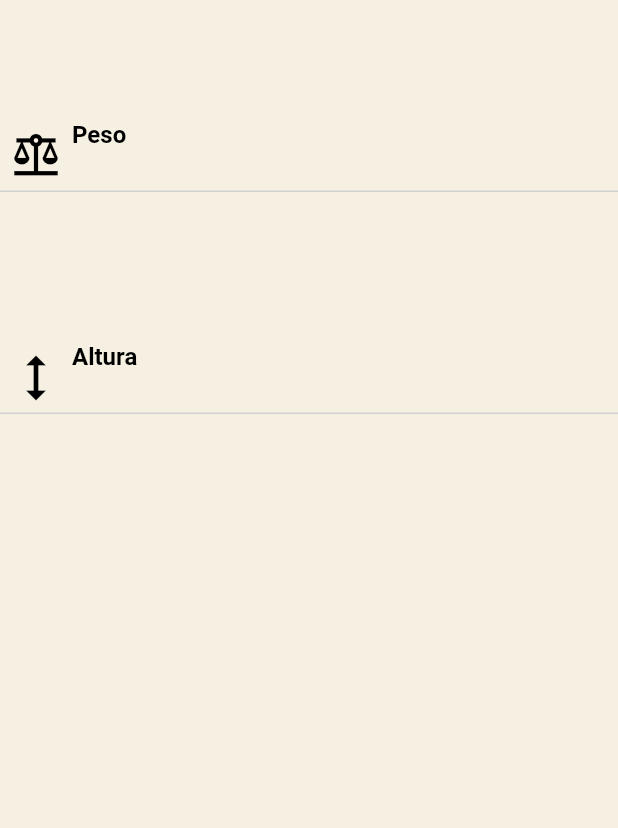
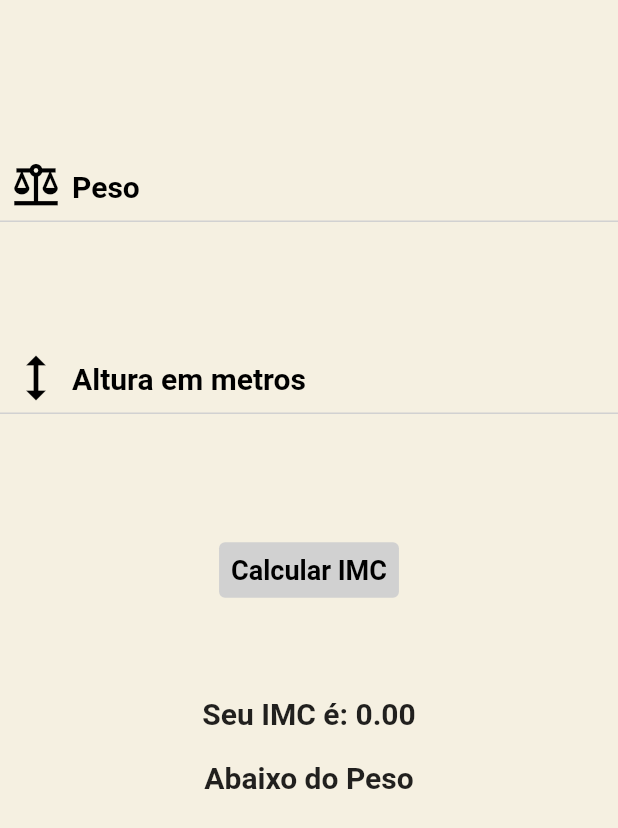
Before and after one commit to luizbahl/Calculadora_imc-flutter, a Flutter app: the CalculaImc screen opened directly, on a phone screen of 412 x 824 dp. Shown: the top 828 px of the screen. Run offline on Flutter 3.47's test engine with Material 2 defaults, Android fonts, the phone set to English and light mode, and no system bars; our stand-ins replace google_fonts; Roboto replaces fonts that are missing (Amita, Lugrasimo).

Commit message:
Criando função IMC e ajustes da calculaIMC_page

```diff
--- a/lib/pages/calcula_imc.dart
+++ b/lib/pages/calcula_imc.dart
@@ -1,4 +1,5 @@
 import 'package:flutter/material.dart';
+import 'package:google_fonts/google_fonts.dart';
 
 class CalculaImc extends StatefulWidget {
   const CalculaImc({Key? key}) : super(key: key);
@@ -8,6 +9,37 @@ class CalculaImc extends StatefulWidget {
 }
 
 class _CalculaImcState extends State<CalculaImc> {
+  var pesoController = TextEditingController(text: "");
+  var alturaController = TextEditingController(text: "");
+
+  double peso = 0;
+  double altura = 0;
+  double imc = 0;
+
+  String calcularNivelIMC(double imc) {
+    if (imc < 18.5) {
+      return "Abaixo do Peso";
+    } else if (imc >= 18.5 && imc <= 24.9) {
+      return "Peso Normal";
+    } else if (imc >= 25.0 && imc <= 29.9) {
+      return "Sobrepeso";
+    } else if (imc >= 30.0 && imc <= 34.9) {
+      return "Obesidade Grau I";
+    } else if (imc >= 35.0 && imc <= 39.9) {
+      return "Obesidade Grau II";
+    } else {
+      return "Obesidade Grau III";
+    }
+  }
+
+  void calculadoraIMC() {
+    if (altura > 0 && peso > 0) {
+      setState(() {
+        imc = peso / (altura * altura);
+      });
+    }
+  }
+
   @override
   Widget build(BuildContext context) {
     return Scaffold(
@@ -22,12 +54,17 @@ class _CalculaImcState extends State<CalculaImc> {
             child: Column(
               children: [
                 const SizedBox(
-                  height: 80,
+                  height: 100,
                 ),
                 TextField(
-                  onChanged: (ValueKey) {},
+                  style: GoogleFonts.amita(
+                    fontSize: 20,
+                    fontWeight: FontWeight.w700,
+                  ),
+                  controller: pesoController, // arrumar adicionar variável
+                  onChanged: (value) {},
                   decoration: const InputDecoration(
-                      contentPadding: EdgeInsets.only(bottom: 9),
+                      contentPadding: EdgeInsets.only(bottom: 2, top: 13),
                       enabledBorder: UnderlineInputBorder(
                           borderSide: BorderSide(
                               color: Color.fromARGB(255, 209, 209, 209))),
@@ -44,19 +81,24 @@ class _CalculaImcState extends State<CalculaImc> {
                       )),
                 ),
                 const SizedBox(
-                  height: 100,
+                  height: 80,
                 ),
                 TextField(
-                  onChanged: (ValueKey) {},
+                  style: GoogleFonts.amita(
+                    fontSize: 20,
+                    fontWeight: FontWeight.w700,
+                  ),
+                  controller: alturaController, // arrumar adicionar variável
+                  onChanged: (value) {},
                   decoration: const InputDecoration(
-                      contentPadding: EdgeInsets.only(bottom: 9),
+                      contentPadding: EdgeInsets.only(bottom: 2, top: 13),
                       enabledBorder: UnderlineInputBorder(
                           borderSide: BorderSide(
                               color: Color.fromARGB(255, 209, 209, 209))),
                       focusedBorder: UnderlineInputBorder(
                           borderSide: BorderSide(
                               color: Color.fromARGB(255, 209, 209, 209))),
-                      hintText: "Altura",
+                      hintText: "Altura em metros",
                       hintStyle: TextStyle(
                           color: Colors.black, fontWeight: FontWeight.w700),
                       prefixIcon: Icon(
@@ -65,7 +107,32 @@ class _CalculaImcState extends State<CalculaImc> {
                         size: 40,
                       )),
                 ),
-                const SizedBox(height: 50),
+                const SizedBox(height: 80),
+                TextButton(
+                  style: const ButtonStyle(
+                      backgroundColor: MaterialStatePropertyAll(
+                          Color.fromARGB(255, 209, 209, 209))),
+                  onPressed: calculadoraIMC,
+                  child: const Text(
+                    'Calcular IMC',
+                    style: TextStyle(
+                        color: Colors.black,
+                        fontSize: 18,
+                        fontWeight: FontWeight.w600),
+                  ),
+                ),
+                const SizedBox(height: 60),
+                Text(
+                  'Seu IMC é: ${imc.toStringAsFixed(2)}',
+                  style: const TextStyle(
+                      fontSize: 20, fontWeight: FontWeight.w700),
+                ),
+                const SizedBox(height: 20),
+                Text(
+                  calcularNivelIMC(imc),
+                  style: const TextStyle(
+                      fontSize: 20, fontWeight: FontWeight.w700),
+                )
               ],
             ),
           ),
```
